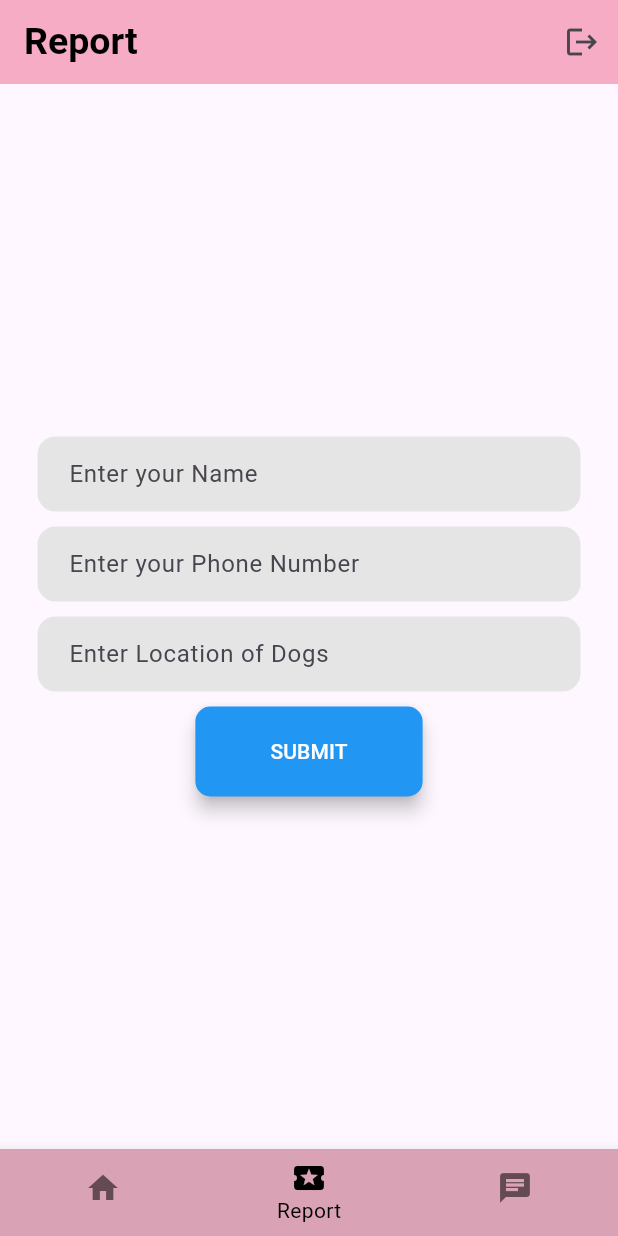
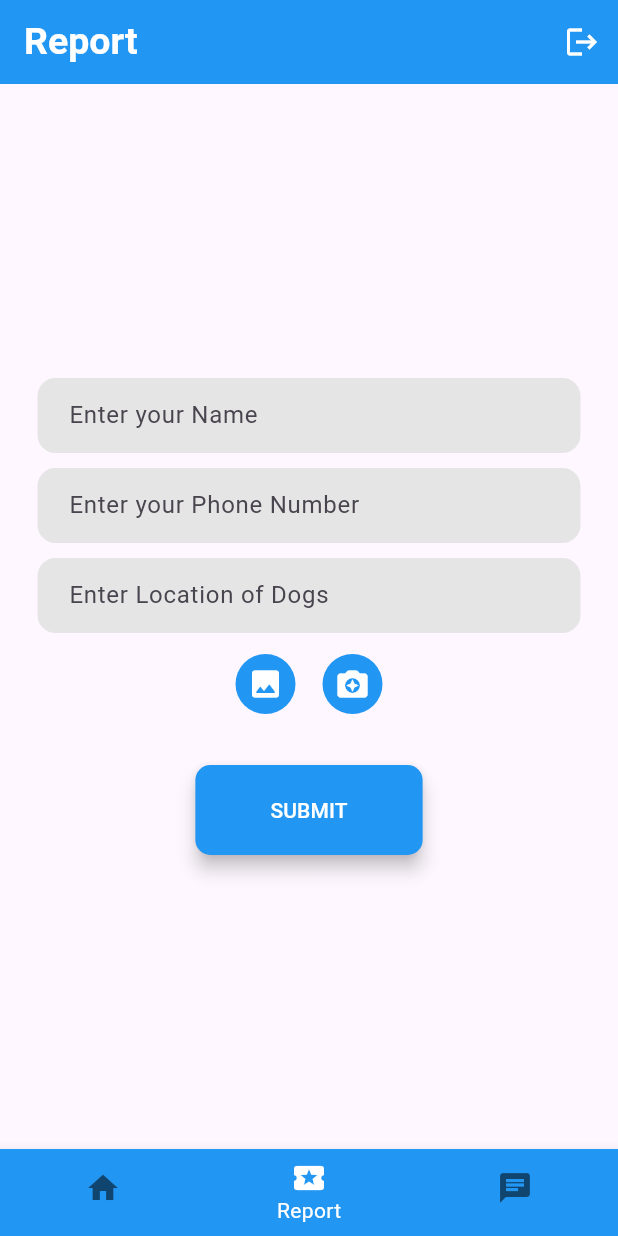
Before and after one commit to rafseenak/DogSaver, a Flutter app: the HomeScreen screen opened directly, item 2 of the bottom bar chosen, on a phone screen of 412 x 824 dp. Run offline on Flutter 3.47's test engine with Material 3 defaults, Android fonts, the phone set to English and light mode, and no system bars; our stand-ins replace cloud_firestore, firebase_auth, firebase_core, firebase_messaging, firebase_storage, geolocator and 2 more; accounts and stored records are empty.

Commit message:
09-01-2024 2

```diff
--- a/lib/models/report_model.dart
+++ b/lib/models/report_model.dart
@@ -4,11 +4,13 @@ class Report {
   final String username;
   final String phone;
   final String location;
+  final String imagePath;
   final Timestamp timestamp;
   Report({
     required this.username,
     required this.phone,
     required this.location,
+    required this.imagePath,
     required this.timestamp,
   });
 
@@ -17,6 +19,7 @@ class Report {
       'username': username,
       'phone': phone,
       'location': location,
+      'imagepath': imagePath,
       'timestamp': timestamp,
     };
   }
--- a/lib/screens/home_screen.dart
+++ b/lib/screens/home_screen.dart
@@ -32,7 +32,7 @@ class _HomeScreenState extends State<HomeScreen> {
           ]
         : [
             NotificationScreen(),
-            ReportScreen(),
+            const ReportScreen(),
             const ChatScreen(),
           ];
   }
@@ -40,12 +40,12 @@ class _HomeScreenState extends State<HomeScreen> {
   List<Widget> widgetList = (2 == 2)
       ? [
           NotificationScreen(),
-          ReportScreen(),
+          const ReportScreen(),
           const ChatScreen(),
         ]
       : [
           NotificationScreen(),
-          ReportScreen(),
+          const ReportScreen(),
           const ChatScreen(),
         ];
 
@@ -60,8 +60,8 @@ class _HomeScreenState extends State<HomeScreen> {
           });
         },
         type: BottomNavigationBarType.fixed,
-        backgroundColor: const Color.fromARGB(255, 218, 162, 181),
-        fixedColor: const Color.fromARGB(255, 0, 0, 0),
+        backgroundColor: Colors.blue,
+        fixedColor: Colors.white,
         showUnselectedLabels: false,
         items: const [
           BottomNavigationBarItem(
--- a/lib/screens/report_screen.dart
+++ b/lib/screens/report_screen.dart
@@ -1,19 +1,34 @@
 // ignore_for_file: use_build_context_synchronously
 
+import 'dart:io';
 import 'package:dog_catcher/main.dart';
 import 'package:dog_catcher/screens/login_screen.dart';
 import 'package:dog_catcher/services/auth_service.dart';
 import 'package:dog_catcher/services/notification_services.dart';
 import 'package:dog_catcher/services/report_service.dart';
+import 'package:firebase_storage/firebase_storage.dart';
 import 'package:flutter/material.dart';
+import 'package:image_picker/image_picker.dart';
 import 'package:shared_preferences/shared_preferences.dart';
 
-class ReportScreen extends StatelessWidget {
-  ReportScreen({super.key});
+class ReportScreen extends StatefulWidget {
+  const ReportScreen({super.key});
+
+  @override
+  State<ReportScreen> createState() => _ReportScreenState();
+}
+
+class _ReportScreenState extends State<ReportScreen> {
+  File? _selectedImage;
+
   final AuthService _auth = AuthService();
+
   final _nameController = TextEditingController();
+
   final _phoneController = TextEditingController();
+
   final _locationController = TextEditingController();
+
   @override
   Widget build(BuildContext context) {
     return Scaffold(
@@ -21,15 +36,18 @@ class ReportScreen extends StatelessWidget {
         title: const Text(
           'Report',
           style: TextStyle(
-            color: Color.fromARGB(255, 0, 0, 0),
+            color: Colors.white,
             fontSize: 25,
             fontWeight: FontWeight.bold,
           ),
         ),
-        backgroundColor: const Color.fromARGB(255, 247, 172, 197),
+        backgroundColor: Colors.blue,
         actions: [
           IconButton(
-            icon: const Icon(Icons.logout),
+            icon: const Icon(
+              Icons.logout,
+              color: Colors.white,
+            ),
             onPressed: () async {
               await _auth.signOut();
               final sharedPreference = await SharedPreferences.getInstance();
@@ -113,6 +131,43 @@ class ReportScreen extends StatelessWidget {
                     ),
                   ),
                   const SizedBox(height: 10),
+                  Row(
+                    mainAxisAlignment: MainAxisAlignment.center,
+                    crossAxisAlignment: CrossAxisAlignment.center,
+                    children: [
+                      IconButton(
+                        onPressed: () {
+                          gallaryImage();
+                        },
+                        icon: const Icon(Icons.image_rounded),
+                        style: ButtonStyle(
+                            backgroundColor:
+                                MaterialStateProperty.all<Color>(Colors.blue),
+                            foregroundColor:
+                                MaterialStateProperty.all<Color>(Colors.white)),
+                      ),
+                      const SizedBox(width: 10),
+                      IconButton(
+                        onPressed: () {
+                          captureImage();
+                        },
+                        icon: const Icon(Icons.camera_enhance_rounded),
+                        style: ButtonStyle(
+                            backgroundColor:
+                                MaterialStateProperty.all<Color>(Colors.blue),
+                            foregroundColor:
+                                MaterialStateProperty.all<Color>(Colors.white)),
+                      ),
+                    ],
+                  ),
+                  const SizedBox(height: 10),
+                  (_selectedImage != null)
+                      ? Image.file(
+                          _selectedImage!,
+                          height: 50,
+                        )
+                      : const SizedBox(height: 10),
+                  const SizedBox(height: 10),
                   ElevatedButton(
                     style: ElevatedButton.styleFrom(
                       foregroundColor: Colors.white,
@@ -131,17 +186,23 @@ class ReportScreen extends StatelessWidget {
                       final notificationService = NotificationService();
                       if (_nameController.text.isNotEmpty &&
                           _phoneController.text.isNotEmpty &&
-                          _locationController.text.isNotEmpty) {
+                          _locationController.text.isNotEmpty &&
+                          _selectedImage != null) {
                         reportService.reportDogs(
                           _nameController.text,
                           _phoneController.text,
                           _locationController.text,
+                          _selectedImage!.path,
                         );
                         notificationService.addNotification('Dog Found',
                             'Found Some Stray Dogs Near ${_locationController.text}');
+                        uploadImage();
                         _nameController.clear();
                         _phoneController.clear();
                         _locationController.clear();
+                        setState(() {
+                          _selectedImage = null;
+                        });
                       }
                     },
                     child: const Text('SUBMIT'),
@@ -154,4 +215,33 @@ class ReportScreen extends StatelessWidget {
       ),
     );
   }
+
+  Future<XFile?> gallaryImage() async {
+    final returnedImage =
+        await ImagePicker().pickImage(source: ImageSource.gallery);
+    if (returnedImage != null) {
+      setState(() {
+        _selectedImage = File(returnedImage.path);
+      });
+    }
+    return null;
+  }
+
+  Future<XFile?> captureImage() async {
+    final returnedImage =
+        await ImagePicker().pickImage(source: ImageSource.camera);
+    if (returnedImage != null) {
+      setState(() {
+        _selectedImage = File(returnedImage.path);
+      });
+    }
+    return null;
+  }
+
+  Future uploadImage() async {
+    final path = 'files/${_selectedImage!.path}';
+    final file = File(_selectedImage!.path);
+    final ref = FirebaseStorage.instance.ref().child(path);
+    ref.putFile(file);
+  }
 }
--- a/lib/services/report_service.dart
+++ b/lib/services/report_service.dart
@@ -6,6 +6,7 @@ class ReportService {
     String username,
     String phone,
     String location,
+    String imagePath,
   ) async {
     final issueDoc = FirebaseFirestore.instance.collection('issues');
 
@@ -13,6 +14,7 @@ class ReportService {
       username: username,
       phone: phone,
       location: location,
+      imagePath: imagePath,
       timestamp: Timestamp.now(),
     );
     await issueDoc.add(data.toJson());
--- a/pubspec.yaml
+++ b/pubspec.yaml
@@ -41,7 +41,7 @@ dependencies:
   shared_preferences: ^2.2.2
   firebase_messaging: ^14.7.10
   geolocator: ^10.1.0
-  image_picker: ^1.0.6
+  image_picker: ^1.0.7
   firebase_storage: ^11.6.0
   flutter_local_notifications: ^16.3.0
 
```
Also changed, not shown: lib/screens/chat_screen.dart (+13 -6 lines), lib/screens/continue_login.dart (+12 -0 lines), lib/screens/notification_screen.dart (+27 -5 lines), lib/services/image_service.dart (deleted, +0 -7 lines), pubspec.lock.
